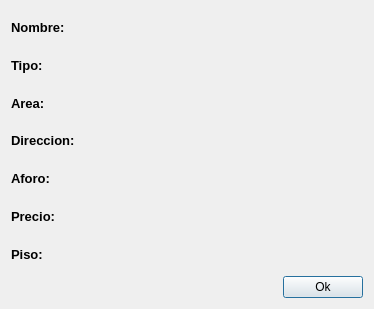
Old version of the form verMas.ui in the repository joisRomero/SistemaDeEventos.
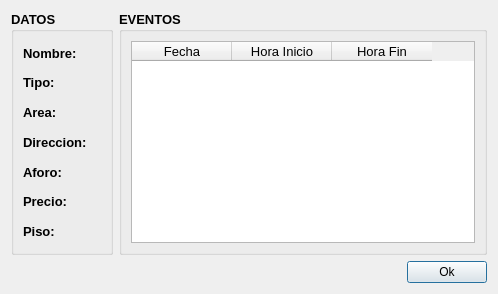
New version of the form.

Commit message: Se cambió el evento de ver más por nodo evento

Patch:
```diff
--- a/verMas.ui
+++ b/verMas.ui
@@ -6,13 +6,28 @@
    <rect>
     <x>0</x>
     <y>0</y>
-    <width>374</width>
-    <height>309</height>
+    <width>498</width>
+    <height>294</height>
    </rect>
   </property>
   <property name="windowTitle">
    <string>Mas Informacion</string>
   </property>
+  <layout class="QVBoxLayout" name="verticalLayout_3">
+   <item>
+    <layout class="QHBoxLayout" name="horizontalLayout_9">
+     <item>
+      <widget class="QGroupBox" name="groupBox">
+       <property name="font">
+        <font>
+         <pointsize>10</pointsize>
+         <weight>75</weight>
+         <bold>true</bold>
+        </font>
+       </property>
+       <property name="title">
+        <string>DATOS</string>
+       </property>
   <layout class="QVBoxLayout" name="verticalLayout">
    <item>
     <layout class="QHBoxLayout" name="horizontalLayout_2">
@@ -41,6 +56,8 @@
        <property name="font">
         <font>
          <pointsize>10</pointsize>
+              <weight>50</weight>
+              <bold>false</bold>
         </font>
        </property>
        <property name="text">
@@ -77,6 +94,8 @@
        <property name="font">
         <font>
          <pointsize>10</pointsize>
+              <weight>50</weight>
+              <bold>false</bold>
         </font>
        </property>
        <property name="text">
@@ -113,6 +132,8 @@
        <property name="font">
         <font>
          <pointsize>10</pointsize>
+              <weight>50</weight>
+              <bold>false</bold>
         </font>
        </property>
        <property name="text">
@@ -149,6 +170,8 @@
        <property name="font">
         <font>
          <pointsize>10</pointsize>
+              <weight>50</weight>
+              <bold>false</bold>
         </font>
        </property>
        <property name="text">
@@ -185,6 +208,8 @@
        <property name="font">
         <font>
          <pointsize>10</pointsize>
+              <weight>50</weight>
+              <bold>false</bold>
         </font>
        </property>
        <property name="text">
@@ -221,6 +246,8 @@
        <property name="font">
         <font>
          <pointsize>10</pointsize>
+              <weight>50</weight>
+              <bold>false</bold>
         </font>
        </property>
        <property name="text">
@@ -257,11 +284,60 @@
        <property name="font">
         <font>
          <pointsize>10</pointsize>
+              <weight>50</weight>
+              <bold>false</bold>
         </font>
        </property>
        <property name="text">
         <string/>
        </property>
+           </widget>
+          </item>
+         </layout>
+        </item>
+       </layout>
+      </widget>
+     </item>
+     <item>
+      <widget class="QGroupBox" name="groupBox_2">
+       <property name="font">
+        <font>
+         <pointsize>10</pointsize>
+         <weight>75</weight>
+         <bold>true</bold>
+        </font>
+       </property>
+       <property name="title">
+        <string>EVENTOS</string>
+       </property>
+       <layout class="QVBoxLayout" name="verticalLayout_2">
+        <item>
+         <widget class="QTableWidget" name="tableWidget">
+          <property name="font">
+           <font>
+            <pointsize>10</pointsize>
+            <weight>50</weight>
+            <bold>false</bold>
+           </font>
+          </property>
+          <column>
+           <property name="text">
+            <string>Fecha</string>
+           </property>
+          </column>
+          <column>
+           <property name="text">
+            <string>Hora Inicio</string>
+           </property>
+          </column>
+          <column>
+           <property name="text">
+            <string>Hora Fin</string>
+           </property>
+          </column>
+         </widget>
+        </item>
+       </layout>
       </widget>
      </item>
     </layout>
```
Lines whose indentation alone changed are shown as unchanged. The commit also changes 5 other files.
